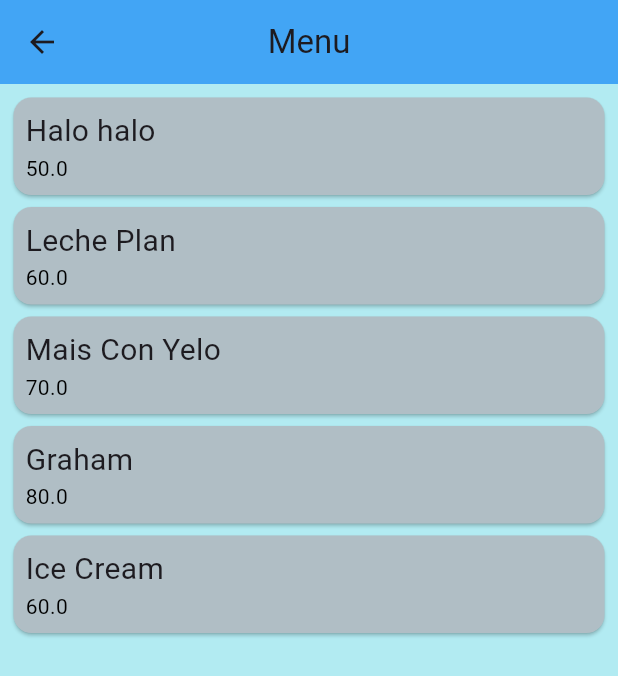
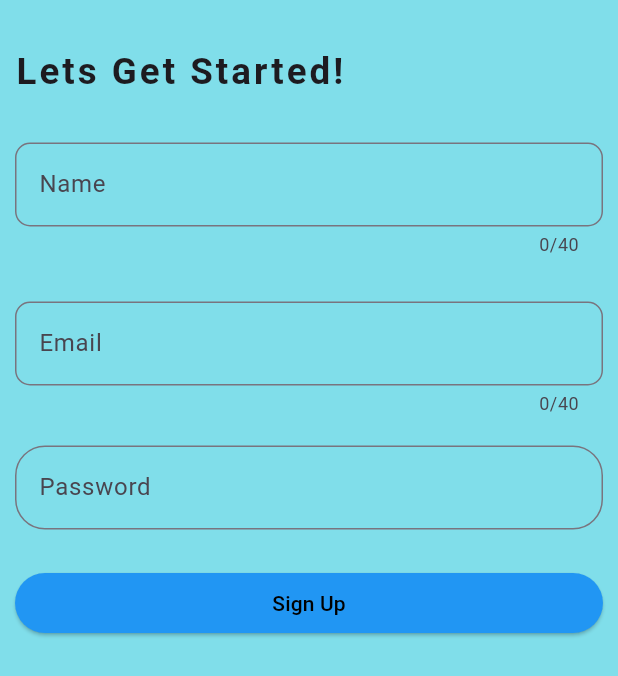
Before and after one commit to Louissejaneg/OrderJoy, a Flutter app: the screen it shows after launch, on a phone screen of 412 x 824 dp. Shown: the top 676 px of the screen. Run offline on Flutter 3.47's test engine with Material 3 defaults, Android fonts, the phone set to English and light mode, and no system bars.

Commit message:
Sign Up and Validation

```diff
--- a/lib/main.dart
+++ b/lib/main.dart
@@ -2,12 +2,14 @@ import 'package:flutter/material.dart';
 import 'package:untitled2/Home.dart';
 import 'package:untitled2/pages/dashboard.dart';
 import 'package:untitled2/pages/menu.dart';
+import 'package:untitled2/pages/signup.dart';
 
 void main() => runApp(MaterialApp(
-  initialRoute: '/menu',
+  initialRoute: '/signup',
   routes: {
     '/' : (context) => Dashboard(),
     '/menu' : (context) => Menu(),
     '/profile' : (context) => Home(),
+    '/signup' : (context) => Signup(),
   },
 ));
--- /dev/null
+++ b/lib/pages/signup.dart
@@ -0,0 +1,134 @@
+import 'package:flutter/material.dart';
+
+class Signup extends StatefulWidget {
+  const Signup({super.key});
+
+  @override
+  State<Signup> createState() => _SignupState();
+}
+
+class _SignupState extends State<Signup> {
+  final formKey = GlobalKey<FormState>();
+  String name = '';
+  String email = '';
+  String password = '';
+
+  @override
+  Widget build(BuildContext context) {
+    return Scaffold(
+      backgroundColor: Colors.cyan[200],
+      body: SafeArea(
+        child: Padding(
+          padding: EdgeInsets.fromLTRB(10.0, 30.0, 10.0, 0),
+          child: Column(
+            crossAxisAlignment: CrossAxisAlignment.start,
+            children: <Widget>[
+              Text(
+                'Lets Get Started!',
+                style: TextStyle(
+                  fontWeight: FontWeight.w700,
+                  letterSpacing: 2.0,
+                  fontSize: 24.5,
+                ),
+              ),
+              SizedBox(height: 30.0,),
+              Form(
+                key: formKey,
+                child: Column(
+                  crossAxisAlignment: CrossAxisAlignment.stretch,
+                  children: <Widget>[
+                    TextFormField(
+                      maxLength: 40,
+                      decoration: InputDecoration(
+                        label: Text('Name'),
+                        border: OutlineInputBorder(
+                            borderRadius: BorderRadius.circular(10.0)
+                        ),
+                      ),
+                      validator: (value){
+                        if(value == null || value.isEmpty){
+                          return 'Please provide a name';
+                        }
+                        if(value.length < 2){
+                          return 'Name should be atleast 3 letters long';
+                        }
+                        return null;
+                      },
+                      onSaved: (value){
+                        name = value!;
+                      },
+                    ),
+                    SizedBox(height: 30.0,),
+                    TextFormField(
+                      keyboardType: TextInputType.emailAddress,
+                      maxLength: 40,
+                      decoration: InputDecoration(
+                        label: Text('Email'),
+                        border: OutlineInputBorder(
+                            borderRadius: BorderRadius.circular(10.0)
+                        ),
+                      ),
+                      validator: (value){
+                        if(value == null || value.isEmpty){
+                          return 'Please provide a email';
+                        }
+                        if(value.length < 2){
+                          return 'Name should be atleast 60 letters long';
+                        }
+                        return null;
+                      },
+                      onSaved: (value){
+                        email = value!;
+                      },
+                    ),
+                    SizedBox(height: 20.0,),
+                    TextFormField(
+                      obscureText: true,
+                      decoration: InputDecoration(
+                        label: Text('Password'),
+                        border: OutlineInputBorder(
+                          borderRadius: BorderRadius.circular(20.0)
+                      ),
+                    ),
+                      validator: (value){
+                        if(value == null || value.isEmpty){
+                          return 'Please provide a name';
+                        }
+                        if(value.length < 8){
+                          return 'Name should be atleast 8 characters long';
+                        }
+                        if(value.length >20){
+                          return 'Please must be 20 characters long only';
+                        }
+                        return null;
+                      },
+                      onSaved: (value){
+                        password = value!;
+                      },
+                    ),
+                    SizedBox(height: 25.0,),
+                ElevatedButton(
+                    onPressed: (){
+                      if(formKey.currentState!.validate()){
+                        formKey.currentState!.save();
+                        print(name);
+                        print(email);
+                        print(password);
+                      }
+                    },
+                    child: Text('Sign Up'),
+                  style: ElevatedButton.styleFrom(
+                  backgroundColor: Colors.blue,
+                  foregroundColor: Colors.black
+                ),
+              ),
+            ],
+          ),
+        ),
+    ]
+      ),
+    ),
+      ),
+    );
+  }
+}
```
